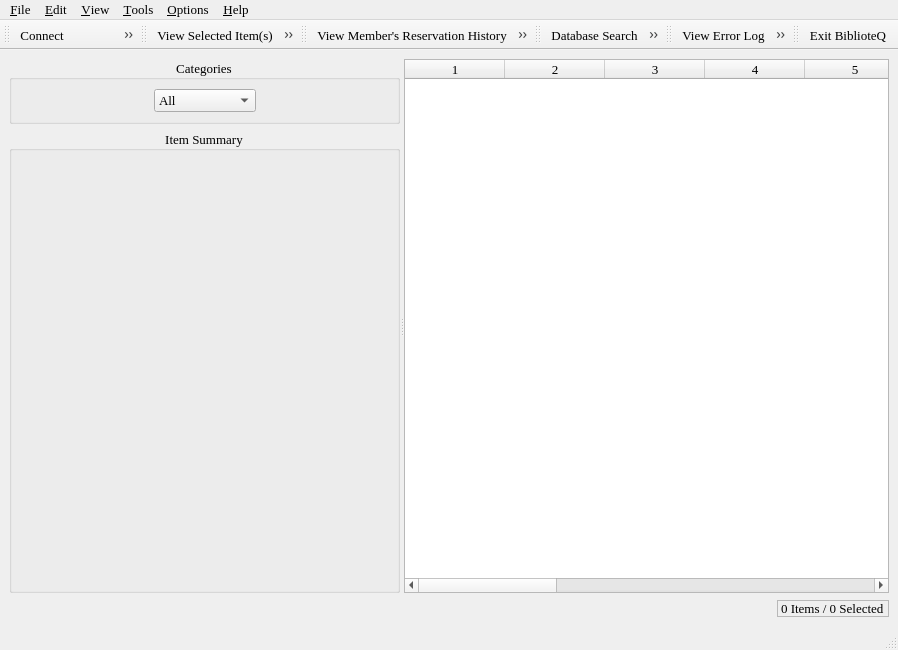
First picture: the form in mainwindow.ui, repository textbrowser/biblioteq, before the edit.
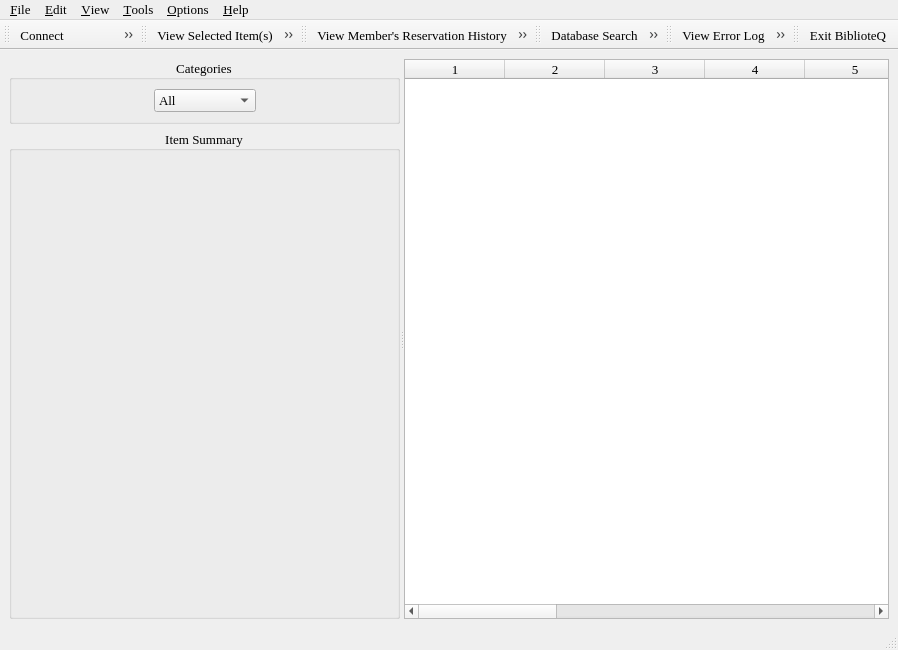
Second picture: the form after the edit. Icons and pictures are not drawn. Custom widgets are drawn as their Qt base class.

```diff
--- a/mainwindow.ui
+++ b/mainwindow.ui
@@ -301,50 +301,6 @@
       </widget>
      </widget>
     </item>
-    <item>
-     <layout class="QHBoxLayout" >
-      <item>
-       <spacer>
-        <property name="orientation" >
-         <enum>Qt::Horizontal</enum>
-        </property>
-        <property name="sizeHint" >
-         <size>
-          <width>40</width>
-          <height>20</height>
-         </size>
-        </property>
-       </spacer>
-      </item>
-      <item>
-       <widget class="QLabel" name="information_label" >
-        <property name="sizePolicy" >
-         <sizepolicy vsizetype="Fixed" hsizetype="Preferred" >
-          <horstretch>0</horstretch>
-          <verstretch>0</verstretch>
-         </sizepolicy>
-        </property>
-        <property name="font" >
-         <font>
-          <family>Times</family>
-          <pointsize>10</pointsize>
-          <weight>50</weight>
-          <italic>false</italic>
-          <bold>false</bold>
-          <underline>false</underline>
-          <strikeout>false</strikeout>
-         </font>
-        </property>
-        <property name="frameShape" >
-         <enum>QFrame::StyledPanel</enum>
-        </property>
-        <property name="text" >
-         <string>0 Items / 0 Selected</string>
-        </property>
-       </widget>
-      </item>
-     </layout>
-    </item>
    </layout>
   </widget>
   <widget class="QMenuBar" name="menubar" >
```
Left out of the diff: 2 changed lines with no effect on the pictures.
